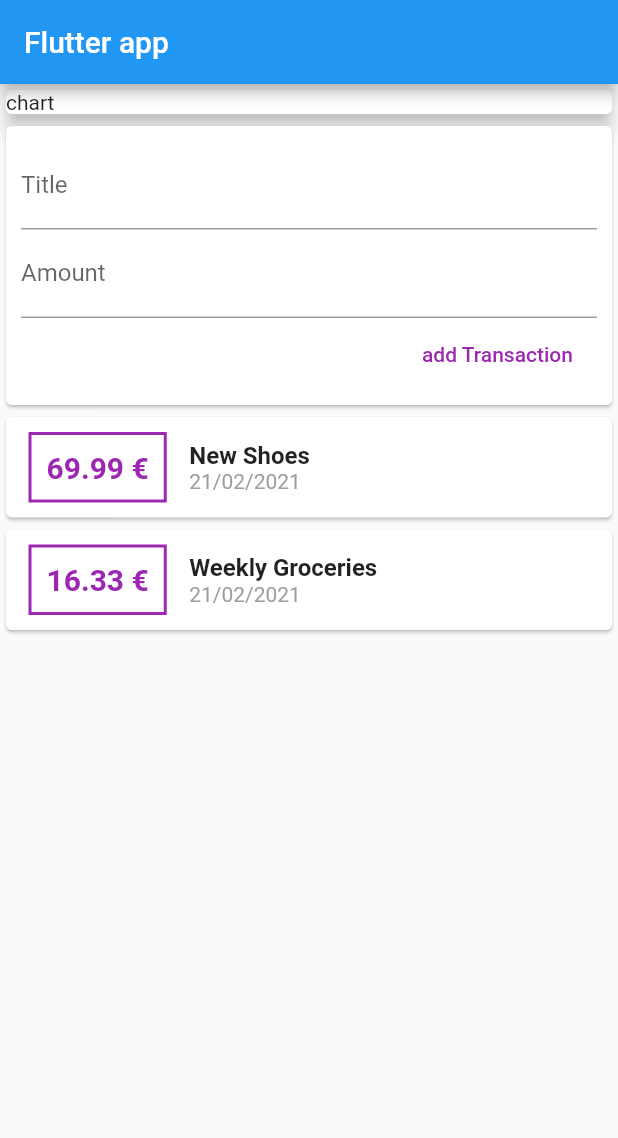
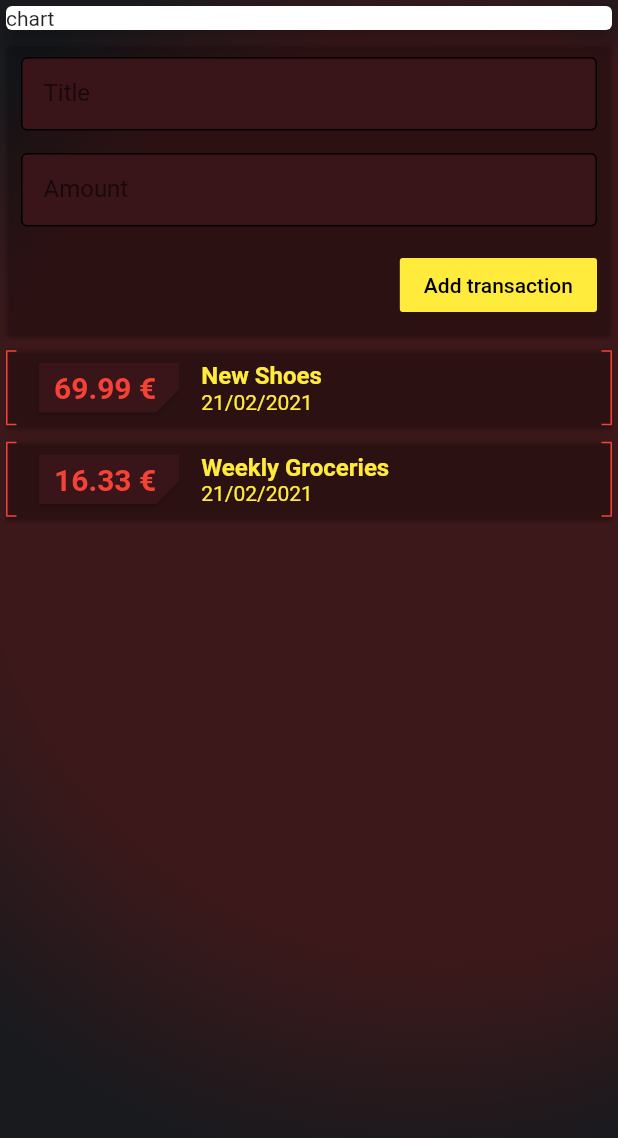
Before and after one commit to tiboCorb/personnal_expenses, a Flutter app: the screen it shows after launch, on a phone screen of 412 x 824 dp. Shown: the top 1138 px of the screen. Run offline on Flutter 3.47's test engine with Material 2 defaults, Android fonts, the phone set to English and light mode, and no system bars; statements that could not run were skipped.

Commit message:
update flutter design

```diff
--- a/lib/main.dart
+++ b/lib/main.dart
@@ -2,8 +2,8 @@ import 'package:flutter/material.dart';
 
 import './widgets/user_transaction.dart';
 
-
 void main() {
+  Paint.enableDithering = true;
   runApp(MyApp());
 }
 
@@ -28,11 +28,21 @@ class MyHomePage extends StatelessWidget {
   @override
   Widget build(BuildContext context) {
     return Scaffold(
-        appBar: AppBar(
-          title: Text('Flutter app'),
-        ),
-        body: Column(
-          children: <Widget>[
+        body: Container(
+      decoration: BoxDecoration(
+          gradient: RadialGradient(
+              center: Alignment(0.6, -0.3),
+              focal: Alignment(0.3, -0.1),
+              focalRadius: 1.0,
+              colors: [
+            Color(0xff191a1e),
+            Color(0xfF3c181a),
+            Color(0xfF3c181a)
+          ])),
+      width: double.infinity,
+      height: double.infinity,
+      child: SingleChildScrollView(
+        child: Column(children: <Widget>[
           Container(
             width: double.infinity,
             child: Card(
@@ -41,7 +51,10 @@ class MyHomePage extends StatelessWidget {
             ),
           ),
           UserTransactions()
-          ],
+        ]),
+      ),
     ));
   }
 }
+
+class GradientAppBar {}
--- a/lib/widgets/new_transaction.dart
+++ b/lib/widgets/new_transaction.dart
@@ -1,11 +1,6 @@
 import 'package:flutter/material.dart';
 
-
-
-
-
 class NewTransaction extends StatelessWidget {
-
   final titleController = TextEditingController();
   final amountController = TextEditingController();
   final Function newTransactionHandler;
@@ -14,21 +9,51 @@ class NewTransaction extends StatelessWidget {
 
   @override
   Widget build(BuildContext context) {
-    return  Card(
+    return Card(
+      color: Colors.transparent,
       child: Container(
         padding: EdgeInsets.all(10),
         child: Column(
           crossAxisAlignment: CrossAxisAlignment.end,
           children: <Widget>[
-                  TextField(decoration: InputDecoration(labelText: 'Title'),
-                  controller: titleController,),
-                  TextField(decoration: InputDecoration(labelText: 'Amount'),
-                  controller: amountController ,),
-                  FlatButton(child: Text('add Transaction'),
-                  onPressed: (){
-                     newTransactionHandler(titleController.text, double.parse(amountController.text));
+            Container(
+              margin: EdgeInsets.only(bottom: 15),
+              child: TextField(
+                decoration: InputDecoration(
+                  labelText: 'Title',
+                  contentPadding: EdgeInsets.all(15.0),
+                  filled: true,
+                  fillColor: Color(0xff391419),
+                  enabledBorder: OutlineInputBorder(),
+                  focusedBorder: OutlineInputBorder(),
+                ),
+                controller: titleController,
+                cursorColor: Colors.yellow,
+              ),
+            ),
+            Container(
+              margin: EdgeInsets.only(bottom: 15),
+              child: TextField(
+                decoration: InputDecoration(
+                  labelText: 'Amount',
+                  contentPadding: EdgeInsets.all(15.0),
+                  filled: true,
+                  fillColor: Color(0xff391419),
+                  enabledBorder: OutlineInputBorder(),
+                  focusedBorder: OutlineInputBorder(),
+                ),
+                controller: amountController,
+              ),
+            ),
+            FlatButton(
+              color: Colors.yellow,
+              child: Text('Add transaction'),
+              onPressed: () {
+                newTransactionHandler(
+                    titleController.text, double.parse(amountController.text));
               },
-                  textColor: Colors.purple,)
+              textColor: Colors.black,
+            )
           ],
         ),
       ),
--- a/lib/widgets/transaction_list.dart
+++ b/lib/widgets/transaction_list.dart
@@ -4,32 +4,54 @@ import 'package:intl/intl.dart';
 import '../models/transaction.dart';
 
 class TransactionList extends StatelessWidget {
-
-
   final List<Transaction> transactions;
 
   TransactionList(this.transactions);
 
   @override
   Widget build(BuildContext context) {
-    return  Column(
+    return Column(
       children: <Widget>[
         ...transactions.map((tx) {
           return Card(
+              color: Colors.transparent,
+              shape: RoundedRectangleBorder(
+                  // side: new BorderSide(color: Colors.red, width: 1.0),
+                  ),
               child: Row(
+                mainAxisAlignment: MainAxisAlignment.spaceBetween,
                 children: <Widget>[
                   Container(
-                        margin:
-                            EdgeInsets.symmetric(vertical: 10, horizontal: 15),
+                    height: 50,
+                    width: 7,
                     decoration: BoxDecoration(
-                            border: Border.all(color: Colors.purple, width: 2)),
-                        padding: EdgeInsets.all(10),
+                        border: Border(
+                            left: BorderSide(color: Colors.red),
+                            bottom: BorderSide(color: Colors.red),
+                            top: BorderSide(color: Colors.red))),
+                  ),
+                  Expanded(
+                    child: Row(
+                      mainAxisAlignment: MainAxisAlignment.start,
+                      children: [
+                        Card(
+                          margin: EdgeInsets.symmetric(
+                              vertical: 10, horizontal: 15),
+                          shape: BeveledRectangleBorder(
+                            borderRadius: BorderRadius.only(
+                                bottomRight: (Radius.circular(15.0))),
+                          ),
+                          color: Color(0xff391419),
+                          child: Container(
+                            padding: EdgeInsets.only(
+                                bottom: 5, top: 5, left: 10, right: 15),
                             child: Text(
                               '${tx.amount} €',
                               style: TextStyle(
                                   fontWeight: FontWeight.bold,
                                   fontSize: 20,
-                              color: Colors.purple),
+                                  color: Colors.red),
+                            ),
                           ),
                         ),
                         Column(
@@ -39,15 +61,28 @@ class TransactionList extends StatelessWidget {
                               tx.title,
                               style: TextStyle(
                                 fontSize: 16,
+                                color: Colors.yellow,
                                 fontWeight: FontWeight.bold,
                               ),
                             ),
                             Text(
                               DateFormat('dd/MM/yyyy').format(tx.date),
-                            style: TextStyle( color: Colors.grey),
+                              style: TextStyle(color: Colors.yellow),
                             )
                           ],
                         )
+                      ],
+                    ),
+                  ),
+                  Container(
+                    height: 50,
+                    width: 7,
+                    decoration: BoxDecoration(
+                        border: Border(
+                            right: BorderSide(color: Colors.red),
+                            bottom: BorderSide(color: Colors.red),
+                            top: BorderSide(color: Colors.red))),
+                  ),
                 ],
               ));
         }).toList()
```
Also changed, not shown: pubspec.lock. Lines whose indentation alone changed are shown as unchanged.
